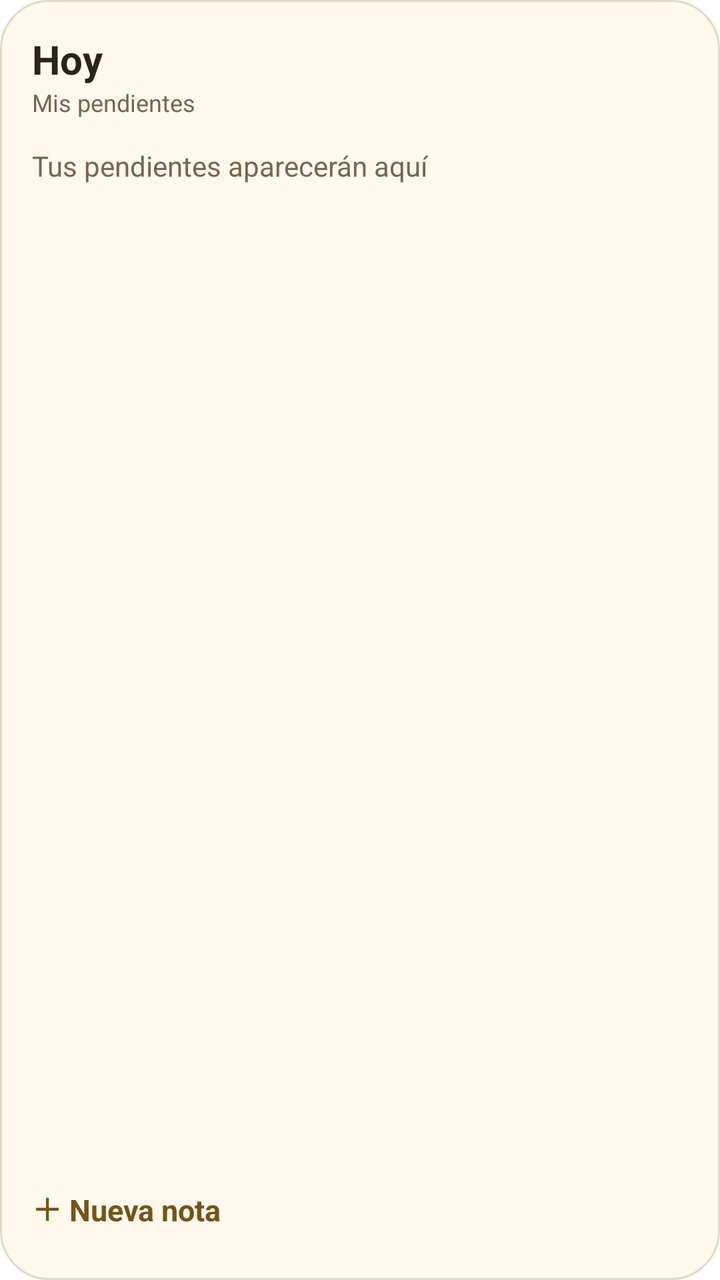
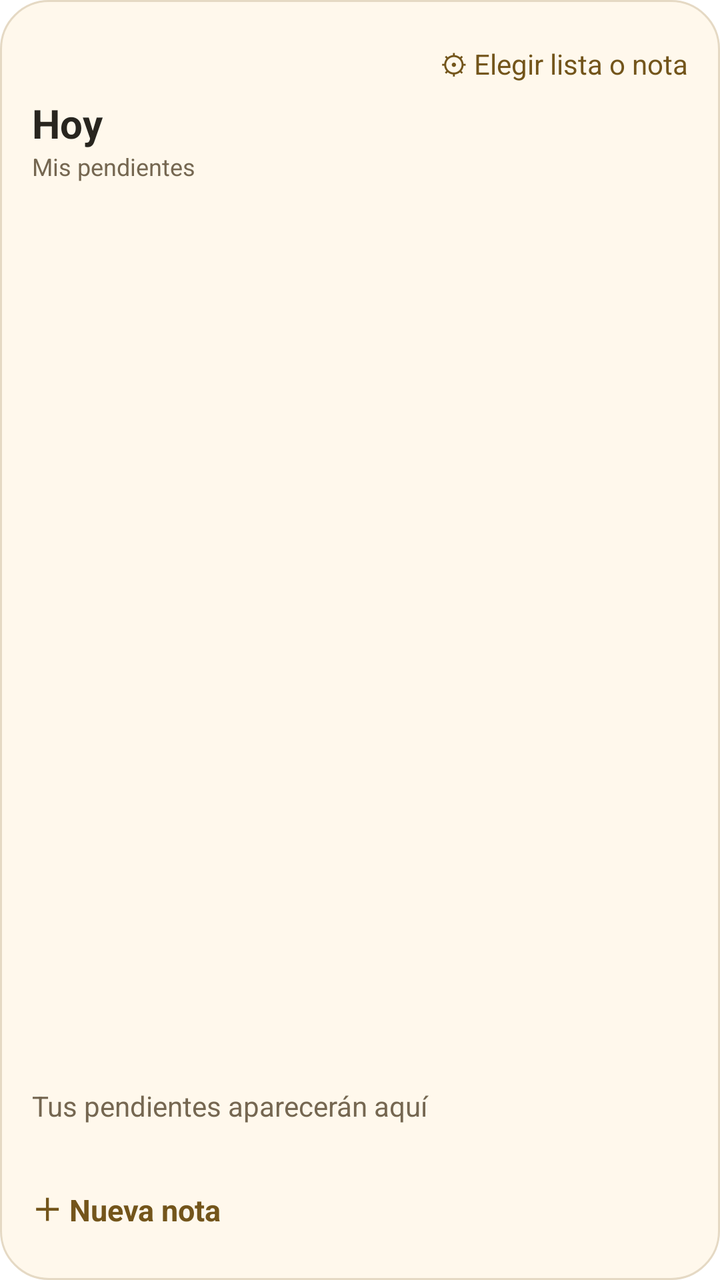

Before-and-after screenshots of an Android layout around one commit, followed by the original layout XML and the change that was made.
<!-- AndroidManifest.xml: fallback theme Theme.MaterialComponents.DayNight.NoActionBar -->
<!-- res/layout/widget_pending.xml -->
<LinearLayout xmlns:android="http://schemas.android.com/apk/res/android"
    android:layout_width="match_parent" android:layout_height="match_parent"
    android:orientation="vertical" android:padding="16dp" android:background="@drawable/widget_background">
    <TextView android:id="@+id/widget_title" android:layout_width="match_parent" android:layout_height="wrap_content" android:text="Hoy" android:textSize="20sp" android:textStyle="bold" android:textColor="#28251F" android:maxLines="1" android:ellipsize="end" />
    <TextView android:text="Mis pendientes" android:id="@+id/widget_count" android:layout_width="match_parent" android:layout_height="wrap_content" android:textSize="12sp" android:textColor="#756751" android:layout_marginBottom="6dp" />
    <LinearLayout android:id="@+id/widget_rows" android:layout_width="match_parent" android:layout_height="wrap_content" android:orientation="vertical" />
    <TextView android:text="Tus pendientes aparecerán aquí" android:id="@+id/widget_empty" android:layout_width="match_parent" android:layout_height="wrap_content" android:textSize="14sp" android:textColor="#756751" android:paddingVertical="8dp" />
    <Space android:layout_width="1dp" android:layout_height="0dp" android:layout_weight="1" />
    <TextView android:id="@+id/widget_updated" android:layout_width="match_parent" android:layout_height="wrap_content" android:textSize="10sp" android:textColor="#756751" android:maxLines="2" />
    <TextView android:id="@+id/widget_capture" android:layout_width="match_parent" android:layout_height="40dp" android:gravity="center_vertical" android:text="＋ Nueva nota" android:textSize="15sp" android:textStyle="bold" android:textColor="#73551B" android:contentDescription="Capturar una nueva nota" />
</LinearLayout>
<!-- resources referenced by this layout -->
<resources>
  <!-- drawable widget_background (drawable) -->
  <shape xmlns:android="http://schemas.android.com/apk/res/android">
      <solid android:color="#FFF8EC" />
      <corners android:radius="24dp" />
      <stroke android:width="1dp" android:color="#E5D9C4" />
  </shape>
</resources>

<!-- the commit's change to res/layout/widget_pending.xml (unified diff, before → after) -->
@@ -1,11 +1,11 @@
 <LinearLayout xmlns:android="http://schemas.android.com/apk/res/android"
     android:layout_width="match_parent" android:layout_height="match_parent"
     android:orientation="vertical" android:padding="16dp" android:background="@drawable/widget_background">
+    <TextView android:id="@+id/widget_configure" android:layout_width="match_parent" android:layout_height="32dp" android:gravity="end|center_vertical" android:text="⚙ Elegir lista o nota" android:textColor="#73551B" />
     <TextView android:id="@+id/widget_title" android:layout_width="match_parent" android:layout_height="wrap_content" android:text="Hoy" android:textSize="20sp" android:textStyle="bold" android:textColor="#28251F" android:maxLines="1" android:ellipsize="end" />
     <TextView android:text="Mis pendientes" android:id="@+id/widget_count" android:layout_width="match_parent" android:layout_height="wrap_content" android:textSize="12sp" android:textColor="#756751" android:layout_marginBottom="6dp" />
-    <LinearLayout android:id="@+id/widget_rows" android:layout_width="match_parent" android:layout_height="wrap_content" android:orientation="vertical" />
+    <ScrollView android:layout_width="match_parent" android:layout_height="0dp" android:layout_weight="1"><LinearLayout android:id="@+id/widget_rows" android:layout_width="match_parent" android:layout_height="wrap_content" android:orientation="vertical" /></ScrollView>
     <TextView android:text="Tus pendientes aparecerán aquí" android:id="@+id/widget_empty" android:layout_width="match_parent" android:layout_height="wrap_content" android:textSize="14sp" android:textColor="#756751" android:paddingVertical="8dp" />
-    <Space android:layout_width="1dp" android:layout_height="0dp" android:layout_weight="1" />
     <TextView android:id="@+id/widget_updated" android:layout_width="match_parent" android:layout_height="wrap_content" android:textSize="10sp" android:textColor="#756751" android:maxLines="2" />
     <TextView android:id="@+id/widget_capture" android:layout_width="match_parent" android:layout_height="40dp" android:gravity="center_vertical" android:text="＋ Nueva nota" android:textSize="15sp" android:textStyle="bold" android:textColor="#73551B" android:contentDescription="Capturar una nueva nota" />
 </LinearLayout>
